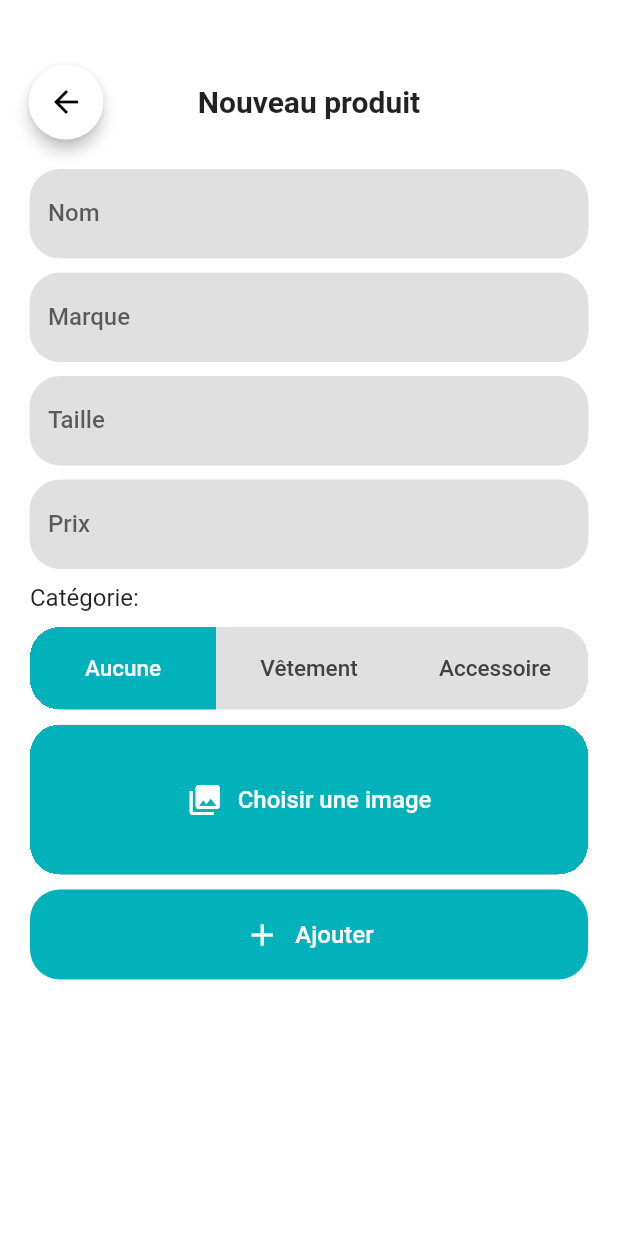
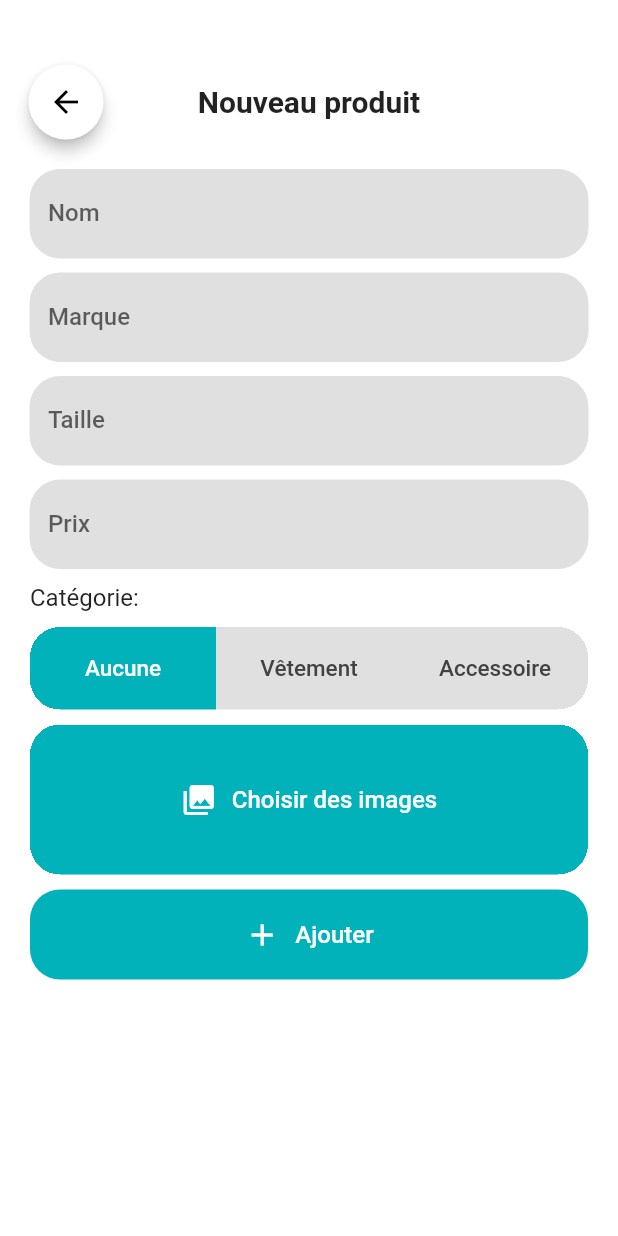
Before and after one commit to SachaBydon/tp2_dev_mobile, a Flutter app: the NewProduct screen opened directly, on a phone screen of 412 x 824 dp. Run offline on Flutter 3.47's test engine with Material 2 defaults, Android fonts, the phone set to English and light mode, and no system bars; our stand-ins replace cloud_firestore, firebase_auth, firebase_core, get_it, google_fonts, image_picker and 3 more; missing offline and left inert: dart:ffi, flutter_carousel_slider; accounts and stored records are empty.

Commit message:
Fix text

```diff
--- a/lib/screens/new_product.dart
+++ b/lib/screens/new_product.dart
@@ -53,7 +53,7 @@ class _FormProductState extends State<FormProduct> {
     if (_formKey.currentState!.validate()) {
       if (_clothe.images.isEmpty) {
         ScaffoldMessenger.of(context).showSnackBar(const SnackBar(
-          content: Text('Veuillez choisir une image !'),
+          content: Text('Veuillez choisir des images !'),
           duration: Duration(milliseconds: 2500),
           behavior: SnackBarBehavior.floating,
           backgroundColor: Colors.red,
@@ -307,7 +307,7 @@ class _ImagePickerButtonState extends State<ImagePickerButton> {
                         children: const [
                           Icon(Icons.photo_library),
                           SizedBox(width: 10),
-                          Text('Choisir une image',
+                          Text('Choisir des images',
                               style: TextStyle(fontSize: 16)),
                         ]))),
             _images.isNotEmpty ? ImageSquare(images: _images) : Container()
```
